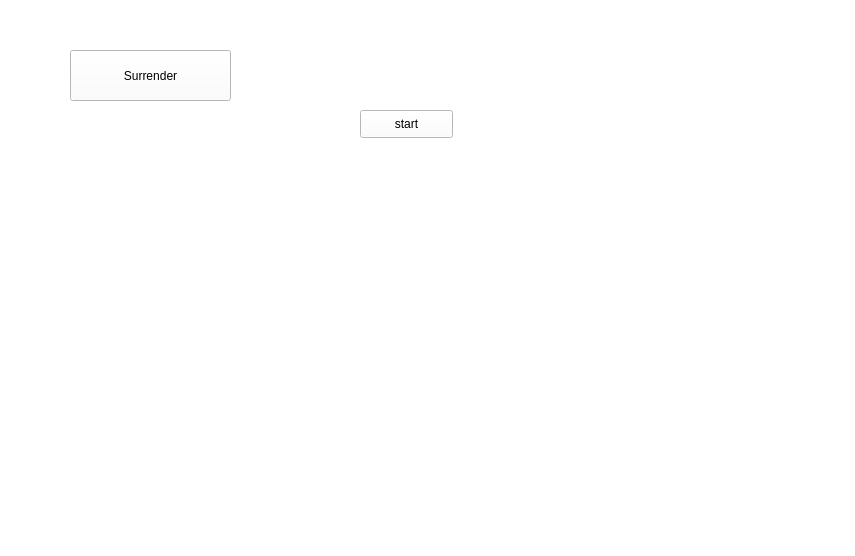
The window that HiddenChess/GameWidget.ui (Nekttuman/HiddenChess) describes before a commit, drawn with Qt 5.
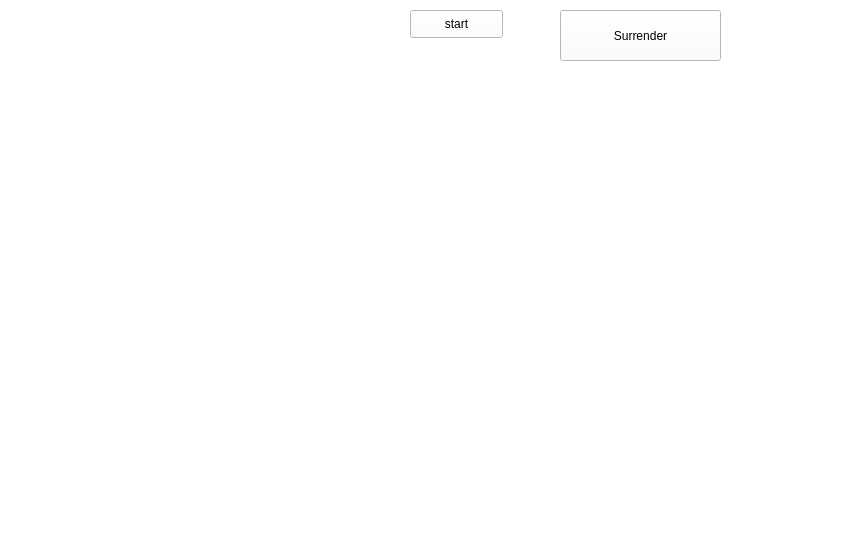
The same window after the commit. Custom widgets are drawn as their Qt base class.

Patch:
```diff
--- a/HiddenChess/GameWidget.ui
+++ b/HiddenChess/GameWidget.ui
@@ -29,8 +29,8 @@
   <widget class="QPushButton" name="surrenderButton">
    <property name="geometry">
     <rect>
-     <x>70</x>
-     <y>50</y>
+     <x>560</x>
+     <y>10</y>
      <width>161</width>
      <height>51</height>
     </rect>
@@ -42,10 +42,10 @@
   <widget class="QWidget" name="gridLayoutWidget">
    <property name="geometry">
     <rect>
-     <x>119</x>
-     <y>159</y>
-     <width>331</width>
-     <height>301</height>
+     <x>30</x>
+     <y>60</y>
+     <width>480</width>
+     <height>480</height>
     </rect>
    </property>
    <layout class="QGridLayout" name="gridLayout"/>
@@ -53,8 +53,8 @@
   <widget class="QPushButton" name="startButton">
    <property name="geometry">
     <rect>
-     <x>360</x>
-     <y>110</y>
+     <x>410</x>
+     <y>10</y>
      <width>93</width>
      <height>28</height>
     </rect>
```
